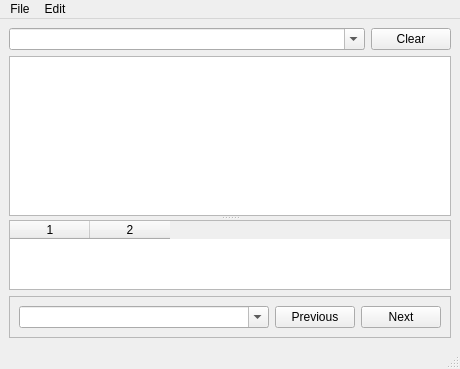
Before: the Qt Designer form ui/main_window.ui in monal-im/DebugTools, drawn with Qt 5.
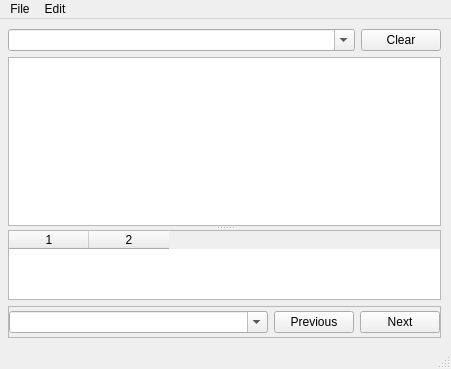
After: the same form once the commit is applied.

```diff
--- a/ui/main_window.ui
+++ b/ui/main_window.ui
@@ -15,6 +15,15 @@
   </property>
   <widget class="QWidget" name="centralwidget">
    <layout class="QGridLayout" name="gridLayout">
+    <property name="leftMargin">
+     <number>8</number>
+    </property>
+    <property name="topMargin">
+     <number>10</number>
+    </property>
+    <property name="rightMargin">
+     <number>10</number>
+    </property>
     <item row="0" column="0">
      <widget class="QComboBox" name="uiCombobox_filterInput">
       <property name="editable">
@@ -44,8 +53,26 @@
        <enum>QFrame::Raised</enum>
       </property>
       <layout class="QHBoxLayout" name="horizontalLayout">
+       <property name="leftMargin">
+        <number>0</number>
+       </property>
+       <property name="topMargin">
+        <number>4</number>
+       </property>
+       <property name="rightMargin">
+        <number>0</number>
+       </property>
+       <property name="bottomMargin">
+        <number>4</number>
+       </property>
        <item>
         <widget class="QComboBox" name="uiCombobox_searchInput">
+         <property name="sizePolicy">
+          <sizepolicy hsizetype="Preferred" vsizetype="Fixed">
+           <horstretch>0</horstretch>
+           <verstretch>0</verstretch>
+          </sizepolicy>
+         </property>
          <property name="minimumSize">
           <size>
            <width>250</width>
@@ -59,6 +86,12 @@
        </item>
        <item>
         <widget class="QPushButton" name="uiButton_previous">
+         <property name="sizePolicy">
+          <sizepolicy hsizetype="Maximum" vsizetype="Fixed">
+           <horstretch>0</horstretch>
+           <verstretch>0</verstretch>
+          </sizepolicy>
+         </property>
          <property name="text">
           <string>Previous</string>
          </property>
@@ -69,6 +102,12 @@
        </item>
        <item>
         <widget class="QPushButton" name="uiButton_next">
+         <property name="sizePolicy">
+          <sizepolicy hsizetype="Maximum" vsizetype="Fixed">
+           <horstretch>0</horstretch>
+           <verstretch>0</verstretch>
+          </sizepolicy>
+         </property>
          <property name="text">
           <string>Next</string>
          </property>
```
Left out of the diff: 5 changed lines with no effect on the pictures.
